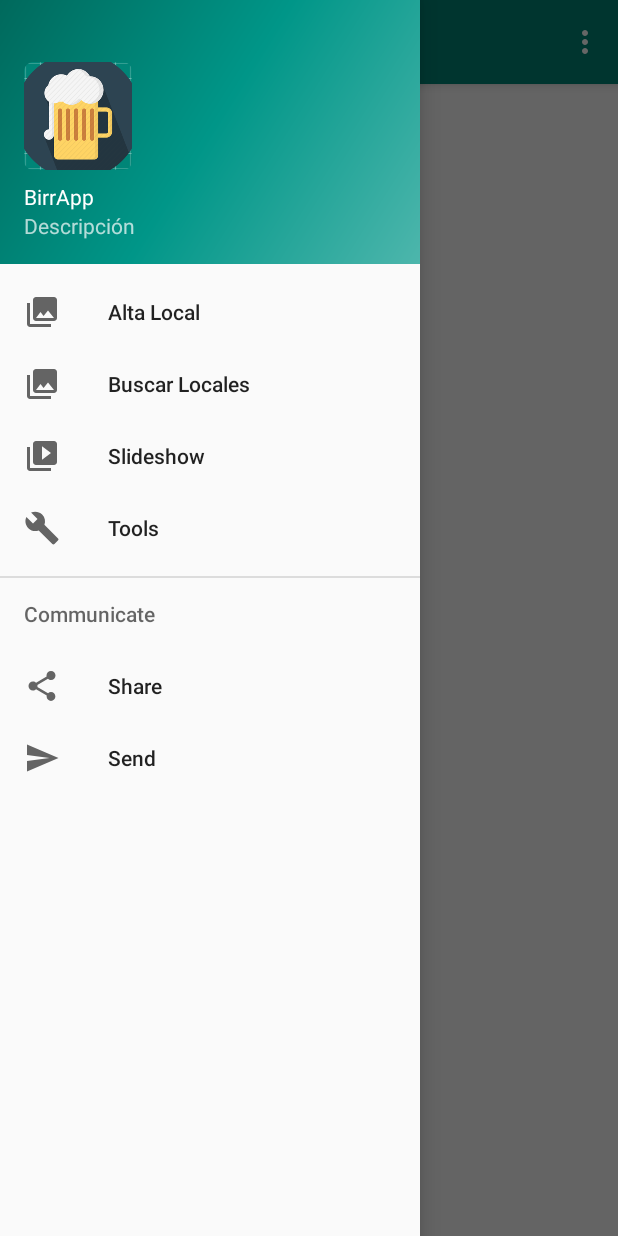
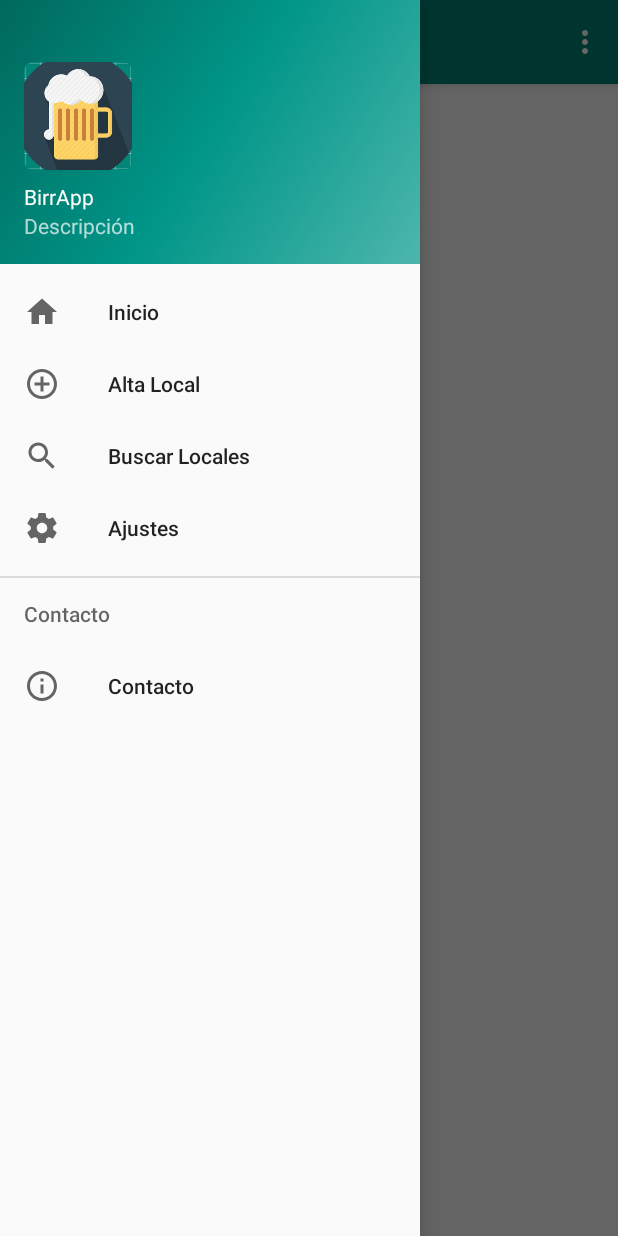
Before and after one commit to EAmherdt/BirrApp, an Android app: the screen it shows after launch (MainActivity), with the side drawer open, on a phone screen of 412 x 824 dp. Run offline under Robolectric (Android 15) with nearby library versions, the phone set to English and light mode, and no system bars.

```diff
--- /dev/null
+++ b/app/src/main/res/drawable/ic_add_circle_outline_black_24dp.xml
@@ -0,0 +1,9 @@
+<vector xmlns:android="http://schemas.android.com/apk/res/android"
+        android:width="24dp"
+        android:height="24dp"
+        android:viewportWidth="24.0"
+        android:viewportHeight="24.0">
+    <path
+        android:fillColor="#FF000000"
+        android:pathData="M13,7h-2v4L7,11v2h4v4h2v-4h4v-2h-4L13,7zM12,2C6.48,2 2,6.48 2,12s4.48,10 10,10 10,-4.48 10,-10S17.52,2 12,2zM12,20c-4.41,0 -8,-3.59 -8,-8s3.59,-8 8,-8 8,3.59 8,8 -3.59,8 -8,8z"/>
+</vector>
--- /dev/null
+++ b/app/src/main/res/drawable/ic_home_black_24dp.xml
@@ -0,0 +1,9 @@
+<vector xmlns:android="http://schemas.android.com/apk/res/android"
+        android:width="24dp"
+        android:height="24dp"
+        android:viewportWidth="24.0"
+        android:viewportHeight="24.0">
+    <path
+        android:fillColor="#FF000000"
+        android:pathData="M10,20v-6h4v6h5v-8h3L12,3 2,12h3v8z"/>
+</vector>
--- /dev/null
+++ b/app/src/main/res/drawable/ic_info_outline_black_24dp.xml
@@ -0,0 +1,9 @@
+<vector xmlns:android="http://schemas.android.com/apk/res/android"
+        android:width="24dp"
+        android:height="24dp"
+        android:viewportWidth="24.0"
+        android:viewportHeight="24.0">
+    <path
+        android:fillColor="#FF000000"
+        android:pathData="M11,17h2v-6h-2v6zM12,2C6.48,2 2,6.48 2,12s4.48,10 10,10 10,-4.48 10,-10S17.52,2 12,2zM12,20c-4.41,0 -8,-3.59 -8,-8s3.59,-8 8,-8 8,3.59 8,8 -3.59,8 -8,8zM11,9h2L13,7h-2v2z"/>
+</vector>
--- /dev/null
+++ b/app/src/main/res/drawable/ic_search_black_24dp.xml
@@ -0,0 +1,9 @@
+<vector xmlns:android="http://schemas.android.com/apk/res/android"
+        android:width="24dp"
+        android:height="24dp"
+        android:viewportWidth="24.0"
+        android:viewportHeight="24.0">
+    <path
+        android:fillColor="#FF000000"
+        android:pathData="M15.5,14h-0.79l-0.28,-0.27C15.41,12.59 16,11.11 16,9.5 16,5.91 13.09,3 9.5,3S3,5.91 3,9.5 5.91,16 9.5,16c1.61,0 3.09,-0.59 4.23,-1.57l0.27,0.28v0.79l5,4.99L20.49,19l-4.99,-5zM9.5,14C7.01,14 5,11.99 5,9.5S7.01,5 9.5,5 14,7.01 14,9.5 11.99,14 9.5,14z"/>
+</vector>
--- /dev/null
+++ b/app/src/main/res/drawable/ic_settings_black_24dp.xml
@@ -0,0 +1,9 @@
+<vector xmlns:android="http://schemas.android.com/apk/res/android"
+        android:width="24dp"
+        android:height="24dp"
+        android:viewportWidth="24.0"
+        android:viewportHeight="24.0">
+    <path
+        android:fillColor="#FF000000"
+        android:pathData="M19.43,12.98c0.04,-0.32 0.07,-0.64 0.07,-0.98s-0.03,-0.66 -0.07,-0.98l2.11,-1.65c0.19,-0.15 0.24,-0.42 0.12,-0.64l-2,-3.46c-0.12,-0.22 -0.39,-0.3 -0.61,-0.22l-2.49,1c-0.52,-0.4 -1.08,-0.73 -1.69,-0.98l-0.38,-2.65C14.46,2.18 14.25,2 14,2h-4c-0.25,0 -0.46,0.18 -0.49,0.42l-0.38,2.65c-0.61,0.25 -1.17,0.59 -1.69,0.98l-2.49,-1c-0.23,-0.09 -0.49,0 -0.61,0.22l-2,3.46c-0.13,0.22 -0.07,0.49 0.12,0.64l2.11,1.65c-0.04,0.32 -0.07,0.65 -0.07,0.98s0.03,0.66 0.07,0.98l-2.11,1.65c-0.19,0.15 -0.24,0.42 -0.12,0.64l2,3.46c0.12,0.22 0.39,0.3 0.61,0.22l2.49,-1c0.52,0.4 1.08,0.73 1.69,0.98l0.38,2.65c0.03,0.24 0.24,0.42 0.49,0.42h4c0.25,0 0.46,-0.18 0.49,-0.42l0.38,-2.65c0.61,-0.25 1.17,-0.59 1.69,-0.98l2.49,1c0.23,0.09 0.49,0 0.61,-0.22l2,-3.46c0.12,-0.22 0.07,-0.49 -0.12,-0.64l-2.11,-1.65zM12,15.5c-1.93,0 -3.5,-1.57 -3.5,-3.5s1.57,-3.5 3.5,-3.5 3.5,1.57 3.5,3.5 -1.57,3.5 -3.5,3.5z"/>
+</vector>
--- a/app/src/main/res/menu/activity_main_drawer.xml
+++ b/app/src/main/res/menu/activity_main_drawer.xml
@@ -5,34 +5,31 @@
 
     <group android:checkableBehavior="single">
         <item
+            android:id="@+id/home"
+            android:icon="@drawable/ic_home_black_24dp"
+            android:title="Inicio" />
+
+        <item
             android:id="@+id/navAltaLocal"
-            android:icon="@drawable/ic_menu_gallery"
+            android:icon="@drawable/ic_add_circle_outline_black_24dp"
             android:title="Alta Local" />
         <item
             android:id="@+id/navBuscarLocales"
-            android:icon="@drawable/ic_menu_gallery"
+            android:icon="@drawable/ic_search_black_24dp"
             android:title="Buscar Locales" />
         <item
-            android:id="@+id/nav_slideshow"
-            android:icon="@drawable/ic_menu_slideshow"
-            android:title="Slideshow" />
-        <item
-            android:id="@+id/nav_manage"
-            android:icon="@drawable/ic_menu_manage"
-            android:title="Tools" />
+            android:id="@+id/ajustes"
+            android:icon="@drawable/ic_settings_black_24dp"
+            android:title="Ajustes" />
     </group>
 
-    <item android:title="Communicate">
+
+    <item android:title="Contacto">
         <menu>
             <item
-                android:id="@+id/nav_share"
-                android:icon="@drawable/ic_menu_share"
-                android:title="Share" />
-            <item
-                android:id="@+id/nav_send"
-                android:icon="@drawable/ic_menu_send"
-                android:title="Send" />
+                android:id="@+id/contacto"
+                android:icon="@drawable/ic_info_outline_black_24dp"
+                android:title="Contacto" />
         </menu>
     </item>
-
 </menu>
```
Also changed, not shown: app/src/main/java/com/ripani/perren/amherdt/birrapp/MainActivity.java (+5 -4 lines), app/src/main/res/layout/app_bar_main.xml (+5 -7 lines), app/src/main/res/layout/content_main.xml (+29 -4 lines).
